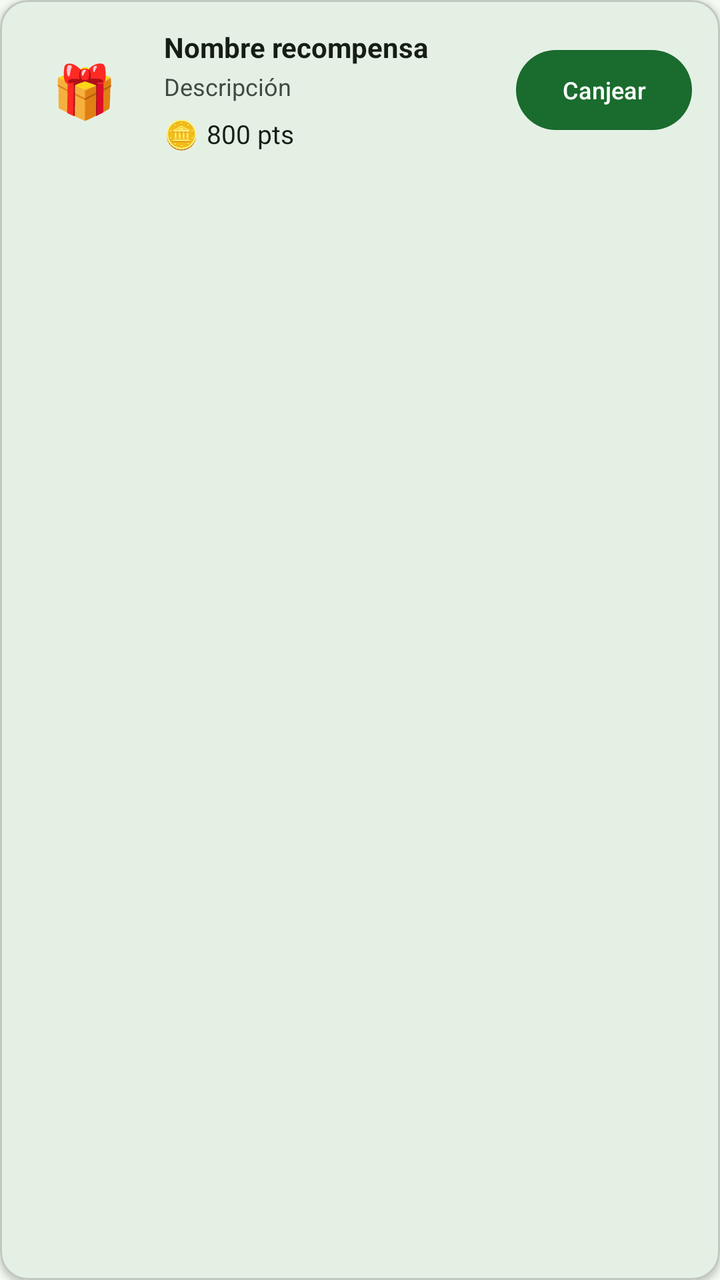
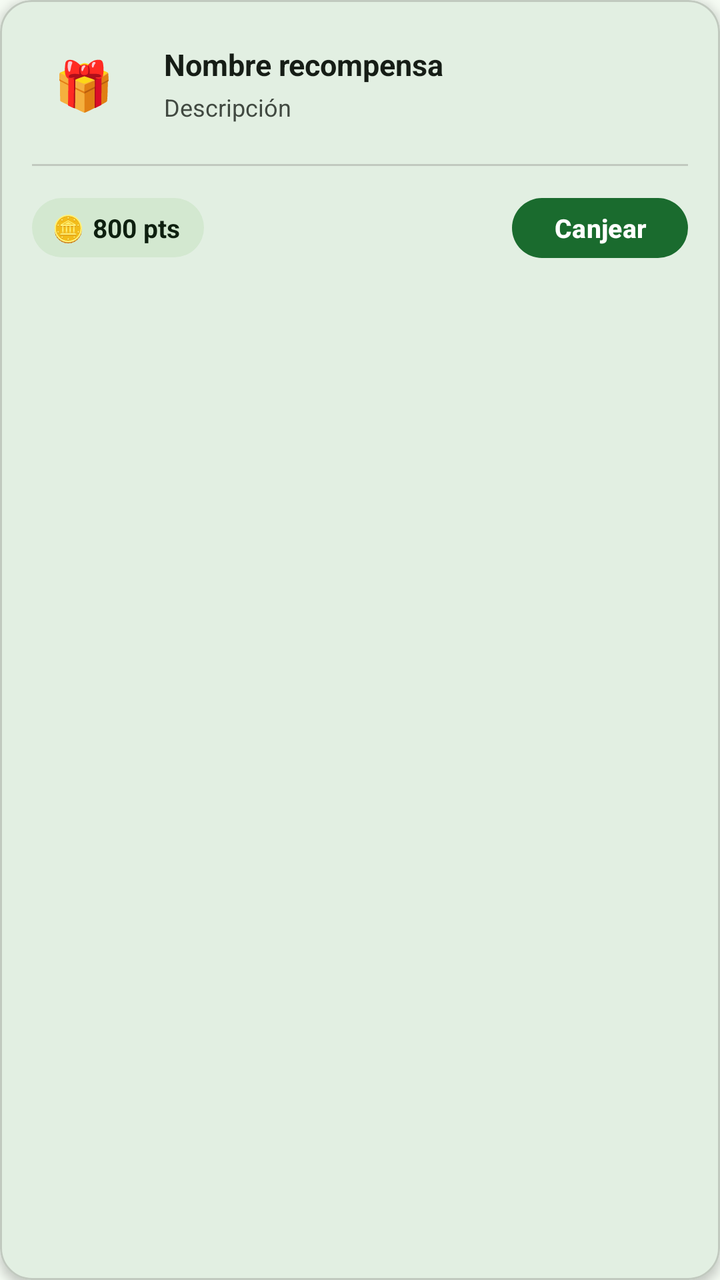

Two renders of the same Android screen: before a commit and after it. Below are the layout's source before the change and the commit's diff.
<!-- AndroidManifest.xml: application theme Theme.Guander -->
<!-- res/layout/item_reward.xml -->
﻿<?xml version="1.0" encoding="utf-8"?>
<com.google.android.material.card.MaterialCardView
    xmlns:android="http://schemas.android.com/apk/res/android"
    xmlns:app="http://schemas.android.com/apk/res-auto"
    android:layout_width="match_parent"
    android:layout_height="wrap_content"
    android:layout_marginBottom="10dp"
    app:cardCornerRadius="14dp"
    app:cardElevation="2dp"
    app:cardBackgroundColor="?attr/colorSurface">

    <LinearLayout
        android:layout_width="match_parent"
        android:layout_height="wrap_content"
        android:orientation="horizontal"
        android:padding="14dp"
        android:gravity="center_vertical">

        
        <TextView
            android:id="@+id/tv_reward_icon"
            android:layout_width="56dp"
            android:layout_height="56dp"
            android:gravity="center"
            android:text="🎁"
            android:textSize="26sp" />

        
        <LinearLayout
            android:layout_width="0dp"
            android:layout_height="wrap_content"
            android:layout_weight="1"
            android:orientation="vertical"
            android:layout_marginStart="12dp">

            <TextView
                android:id="@+id/tv_reward_name"
                android:layout_width="wrap_content"
                android:layout_height="wrap_content"
                android:text="Nombre recompensa"
                android:textSize="14sp"
                android:textStyle="bold"
                android:textColor="?attr/colorOnSurface" />

            <TextView
                android:id="@+id/tv_reward_desc"
                android:layout_width="wrap_content"
                android:layout_height="wrap_content"
                android:text="Descripción"
                android:textSize="12sp"
                android:textColor="@color/text_secondary"
                android:layout_marginTop="2dp" />

            <LinearLayout
                android:layout_width="wrap_content"
                android:layout_height="wrap_content"
                android:orientation="horizontal"
                android:gravity="center_vertical"
                android:layout_marginTop="6dp">

                <TextView
                    android:layout_width="wrap_content"
                    android:layout_height="wrap_content"
                    android:text="🪙"
                    android:textSize="14sp" />

                <TextView
                    android:id="@+id/tv_reward_points"
                    android:layout_width="wrap_content"
                    android:layout_height="wrap_content"
                    android:text="800 pts"
                    android:textSize="13sp"
                    android:textColor="?attr/colorOnSurface"
                    android:layout_marginStart="4dp" />
            </LinearLayout>
        </LinearLayout>

        
        <com.google.android.material.button.MaterialButton
            android:id="@+id/btn_reward_canjear"
            android:layout_width="wrap_content"
            android:layout_height="wrap_content"
            android:text="Canjear"
            android:textSize="12sp"
            android:textColor="?attr/colorOnPrimary"
            android:paddingStart="12dp"
            android:paddingEnd="12dp"
            app:backgroundTint="?attr/colorPrimary"
            app:cornerRadius="20dp" />
    </LinearLayout>
</com.google.android.material.card.MaterialCardView>
<!-- resources referenced by this layout -->
<resources>
  <color name="text_secondary">@color/md_theme_on_surface_variant</color>
  <style name="Theme.Guander" parent="Base.Theme.Guander" />
  <color name="md_theme_on_surface_variant">#414941</color>
  <style name="Base.Theme.Guander" parent="Theme.Material3.Light.NoActionBar">
          <item name="colorPrimary">@color/md_theme_primary</item>
          <item name="colorOnPrimary">@color/md_theme_on_primary</item>
          <item name="colorPrimaryContainer">@color/md_theme_primary_container</item>
          <item name="colorOnPrimaryContainer">@color/md_theme_on_primary_container</item>
          <item name="colorSecondary">@color/md_theme_secondary</item>
          <item name="colorOnSecondary">@color/md_theme_on_secondary</item>
          <item name="colorSecondaryContainer">@color/md_theme_secondary_container</item>
          <item name="colorOnSecondaryContainer">@color/md_theme_on_secondary_container</item>
          <item name="colorTertiary">@color/md_theme_tertiary</item>
          <item name="colorOnTertiary">@color/md_theme_on_tertiary</item>
          <item name="colorTertiaryContainer">@color/md_theme_tertiary_container</item>
          <item name="colorOnTertiaryContainer">@color/md_theme_on_tertiary_container</item>
          <item name="colorError">@color/md_theme_error</item>
          <item name="colorOnError">@color/md_theme_on_error</item>
          <item name="colorErrorContainer">@color/md_theme_error_container</item>
          <item name="colorOnErrorContainer">@color/md_theme_on_error_container</item>
          <item name="android:colorBackground">@color/md_theme_background</item>
          <item name="colorOnBackground">@color/md_theme_on_background</item>
          <item name="colorSurface">@color/md_theme_surface</item>
          <item name="colorOnSurface">@color/md_theme_on_surface</item>
          <item name="colorSurfaceVariant">@color/md_theme_surface_variant</item>
          <item name="colorOnSurfaceVariant">@color/md_theme_on_surface_variant</item>
          <item name="colorOutline">@color/md_theme_outline</item>
          <item name="colorOutlineVariant">@color/md_theme_outline_variant</item>
      </style>
  <color name="md_theme_primary">#1A6B2E</color>
  <color name="md_theme_on_primary">#FFFFFF</color>
  <color name="md_theme_primary_container">#A8F5B4</color>
  <color name="md_theme_on_primary_container">#002109</color>
  <color name="md_theme_secondary">#516350</color>
  <color name="md_theme_on_secondary">#FFFFFF</color>
  <color name="md_theme_secondary_container">#D3E8D0</color>
  <color name="md_theme_on_secondary_container">#0E1F0F</color>
  <color name="md_theme_tertiary">#39656C</color>
  <color name="md_theme_on_tertiary">#FFFFFF</color>
  <color name="md_theme_tertiary_container">#BCEBF2</color>
  <color name="md_theme_on_tertiary_container">#001F24</color>
  <color name="md_theme_error">#BA1A1A</color>
  <color name="md_theme_on_error">#FFFFFF</color>
  <color name="md_theme_error_container">#FFDAD6</color>
  <color name="md_theme_on_error_container">#410002</color>
  <color name="md_theme_background">#F5FBF3</color>
  <color name="md_theme_on_background">#161D16</color>
  <color name="md_theme_surface">#F5FBF3</color>
  <color name="md_theme_on_surface">#161D16</color>
  <color name="md_theme_surface_variant">#DDE5DA</color>
  <color name="md_theme_outline">#717971</color>
  <color name="md_theme_outline_variant">#C1C9BF</color>
</resources>

<!-- the commit's change to res/layout/item_reward.xml (unified diff, before → after) -->
@@ -4,65 +4,99 @@
     xmlns:app="http://schemas.android.com/apk/res-auto"
     android:layout_width="match_parent"
     android:layout_height="wrap_content"
-    android:layout_marginBottom="10dp"
-    app:cardCornerRadius="14dp"
-    app:cardElevation="2dp"
+    android:layout_marginBottom="12dp"
+    app:cardCornerRadius="16dp"
+    app:cardElevation="3dp"
+    app:strokeWidth="1dp"
+    app:strokeColor="@color/md_theme_outline_variant"
     app:cardBackgroundColor="?attr/colorSurface">
 
     <LinearLayout
         android:layout_width="match_parent"
         android:layout_height="wrap_content"
-        android:orientation="horizontal"
-        android:padding="14dp"
-        android:gravity="center_vertical">
-
-        
-        <TextView
-            android:id="@+id/tv_reward_icon"
-            android:layout_width="56dp"
-            android:layout_height="56dp"
-            android:gravity="center"
-            android:text="🎁"
-            android:textSize="26sp" />
+        android:orientation="vertical"
+        android:padding="16dp">
 
         
         <LinearLayout
-            android:layout_width="0dp"
+            android:layout_width="match_parent"
             android:layout_height="wrap_content"
-            android:layout_weight="1"
-            android:orientation="vertical"
-            android:layout_marginStart="12dp">
+            android:orientation="horizontal"
+            android:gravity="center_vertical">
 
+            
             <TextView
-                android:id="@+id/tv_reward_name"
-                android:layout_width="wrap_content"
+                android:id="@+id/tv_reward_icon"
+                android:layout_width="52dp"
+                android:layout_height="52dp"
+                android:gravity="center"
+                android:text="🎁"
+                android:textSize="24sp" />
+
+            
+            <LinearLayout
+                android:layout_width="0dp"
                 android:layout_height="wrap_content"
-                android:text="Nombre recompensa"
-                android:textSize="14sp"
-                android:textStyle="bold"
-                android:textColor="?attr/colorOnSurface" />
+                android:layout_weight="1"
+                android:orientation="vertical"
+                android:layout_marginStart="14dp">
 
-            <TextView
-                android:id="@+id/tv_reward_desc"
-                android:layout_width="wrap_content"
-                android:layout_height="wrap_content"
-                android:text="Descripción"
-                android:textSize="12sp"
-                android:textColor="@color/text_secondary"
-                android:layout_marginTop="2dp" />
+                <TextView
+                    android:id="@+id/tv_reward_name"
+                    android:layout_width="wrap_content"
+                    android:layout_height="wrap_content"
+                    android:text="Nombre recompensa"
+                    android:textSize="15sp"
+                    android:textStyle="bold"
+                    android:textColor="?attr/colorOnSurface"
+                    android:maxLines="1"
+                    android:ellipsize="end" />
 
+                <TextView
+                    android:id="@+id/tv_reward_desc"
+                    android:layout_width="wrap_content"
+                    android:layout_height="wrap_content"
+                    android:text="Descripción"
+                    android:textSize="12sp"
+                    android:textColor="@color/text_secondary"
+                    android:layout_marginTop="3dp"
+                    android:maxLines="2"
+                    android:ellipsize="end" />
+            </LinearLayout>
+        </LinearLayout>
+
+        
+        <View
+            android:layout_width="match_parent"
+            android:layout_height="1dp"
+            android:background="@color/md_theme_outline_variant"
+            android:layout_marginTop="14dp"
+            android:layout_marginBottom="12dp" />
+
+        
+        <LinearLayout
+            android:layout_width="match_parent"
+            android:layout_height="wrap_content"
+            android:orientation="horizontal"
+            android:gravity="center_vertical">
+
+            
             <LinearLayout
                 android:layout_width="wrap_content"
                 android:layout_height="wrap_content"
                 android:orientation="horizontal"
                 android:gravity="center_vertical"
-                android:layout_marginTop="6dp">
+                android:background="@drawable/shape_points_pill"
+                android:paddingStart="10dp"
+                android:paddingEnd="12dp"
+                android:paddingTop="6dp"
+                android:paddingBottom="6dp">
 
                 <TextView
                     android:layout_width="wrap_content"
                     android:layout_height="wrap_content"
                     android:text="🪙"
-                    android:textSize="14sp" />
+                    android:textSize="13sp" />
 
                 <TextView
                     android:id="@+id/tv_reward_points"
@@ -70,22 +104,30 @@
                     android:layout_height="wrap_content"
                     android:text="800 pts"
                     android:textSize="13sp"
-                    android:textColor="?attr/colorOnSurface"
+                    android:textStyle="bold"
+                    android:textColor="@color/md_theme_on_secondary_container"
                     android:layout_marginStart="4dp" />
             </LinearLayout>
+
+            <View
+                android:layout_width="0dp"
+                android:layout_height="0dp"
+                android:layout_weight="1" />
+
+            
+            <com.google.android.material.button.MaterialButton
+                android:id="@+id/btn_reward_canjear"
+                android:layout_width="wrap_content"
+                android:layout_height="38dp"
+                android:text="Canjear"
+                android:textSize="13sp"
+                android:textStyle="bold"
+                android:textColor="?attr/colorOnPrimary"
+                android:paddingStart="20dp"
+                android:paddingEnd="20dp"
+                app:backgroundTint="@color/md_theme_primary"
+                app:cornerRadius="20dp"
+                app:rippleColor="#33FFFFFF" />
         </LinearLayout>
-
-        
-        <com.google.android.material.button.MaterialButton
-            android:id="@+id/btn_reward_canjear"
-            android:layout_width="wrap_content"
-            android:layout_height="wrap_content"
-            android:text="Canjear"
-            android:textSize="12sp"
-            android:textColor="?attr/colorOnPrimary"
-            android:paddingStart="12dp"
-            android:paddingEnd="12dp"
-            app:backgroundTint="?attr/colorPrimary"
-            app:cornerRadius="20dp" />
     </LinearLayout>
 </com.google.android.material.card.MaterialCardView>
<!-- resource entries referenced after the edit -->
@@ -1,6 +1,13 @@
 <!-- resources referenced by this layout -->
 <resources>
   <color name="text_secondary">@color/md_theme_on_surface_variant</color>
+  <!-- drawable shape_points_pill (drawable) -->
+  ﻿<?xml version="1.0" encoding="utf-8"?>
+  <shape xmlns:android="http://schemas.android.com/apk/res/android"
+      android:shape="rectangle">
+      <solid android:color="@color/md_theme_secondary_container" />
+      <corners android:radius="20dp" />
+  </shape>
   <style name="Theme.Guander" parent="Base.Theme.Guander" />
   <color name="md_theme_on_surface_variant">#414941</color>
   <style name="Base.Theme.Guander" parent="Theme.Material3.Light.NoActionBar">
